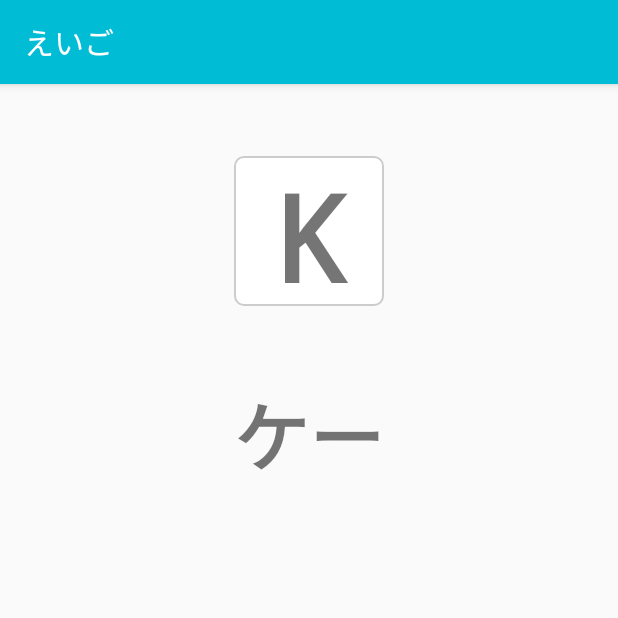
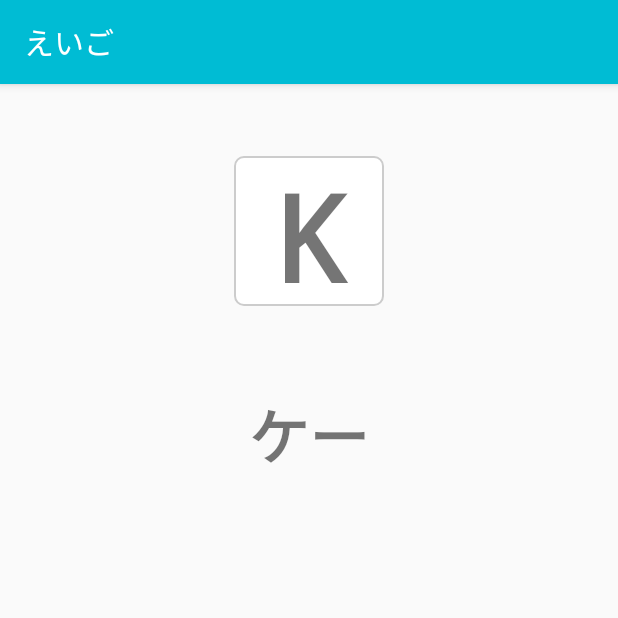
Before and after one commit to genkikanaya/YourStudy, an Android app: the EnglishActivity screen opened directly, with no data from a screen before it, after a tap on "こたえあわせ", on a phone screen of 412 x 824 dp, the top half of it. Run offline under Robolectric (Android 15) with nearby library versions, the phone set to English and light mode, and no system bars.

Commit message:
文字サイズの調整

```diff
--- a/app/src/main/res/layout/activity_english.xml
+++ b/app/src/main/res/layout/activity_english.xml
@@ -21,13 +21,14 @@
     <TextView
             android:layout_width="match_parent"
             android:layout_height="100dp"
+            android:textSize="25sp"
+            android:autoSizeTextType="uniform"
+            android:autoSizeMinTextSize="25sp"
+            android:autoSizeMaxTextSize="40sp"
             app:layout_constraintStart_toStartOf="parent" app:layout_constraintEnd_toEndOf="parent"
             android:id="@+id/engsishAnswer"
             android:layout_marginTop="36dp"
             android:gravity="center_vertical"
-            android:autoSizeTextType="uniform"
-            android:autoSizeMinTextSize="25sp"
-            android:autoSizeMaxTextSize="50sp"
             app:layout_constraintTop_toBottomOf="@+id/alphabet" android:textAlignment="center"
             android:textStyle="bold" android:fontFamily="monospace"/>
     <Button
--- a/app/src/main/res/layout/activity_greek_character.xml
+++ b/app/src/main/res/layout/activity_greek_character.xml
@@ -21,9 +21,10 @@
     <TextView
             android:layout_width="match_parent"
             android:layout_height="100dp"
+            android:textSize="25sp"
             android:autoSizeTextType="uniform"
             android:autoSizeMinTextSize="25sp"
-            android:autoSizeMaxTextSize="50sp"
+            android:autoSizeMaxTextSize="40sp"
             app:layout_constraintStart_toStartOf="parent" app:layout_constraintEnd_toEndOf="parent"
             android:id="@+id/greekAnswer"
             android:layout_marginTop="36dp"
--- a/build.gradle
+++ b/build.gradle
@@ -19,6 +19,7 @@ allprojects {
     repositories {
         google()
         jcenter()
+        maven { url 'https://maven.google.com'}
     }
 }
 
```
